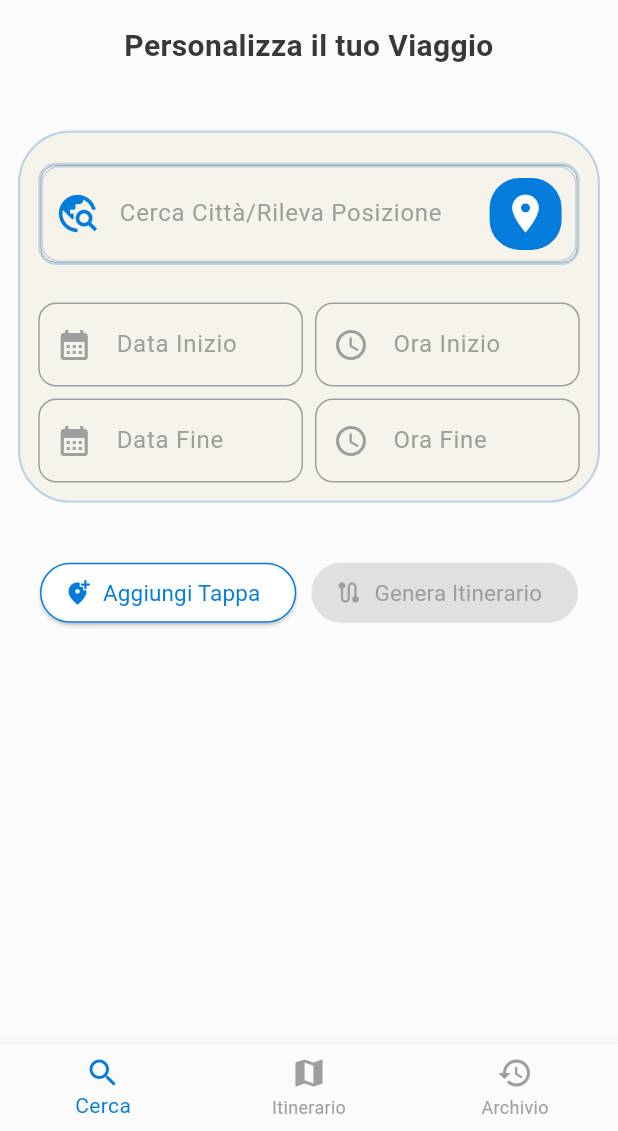
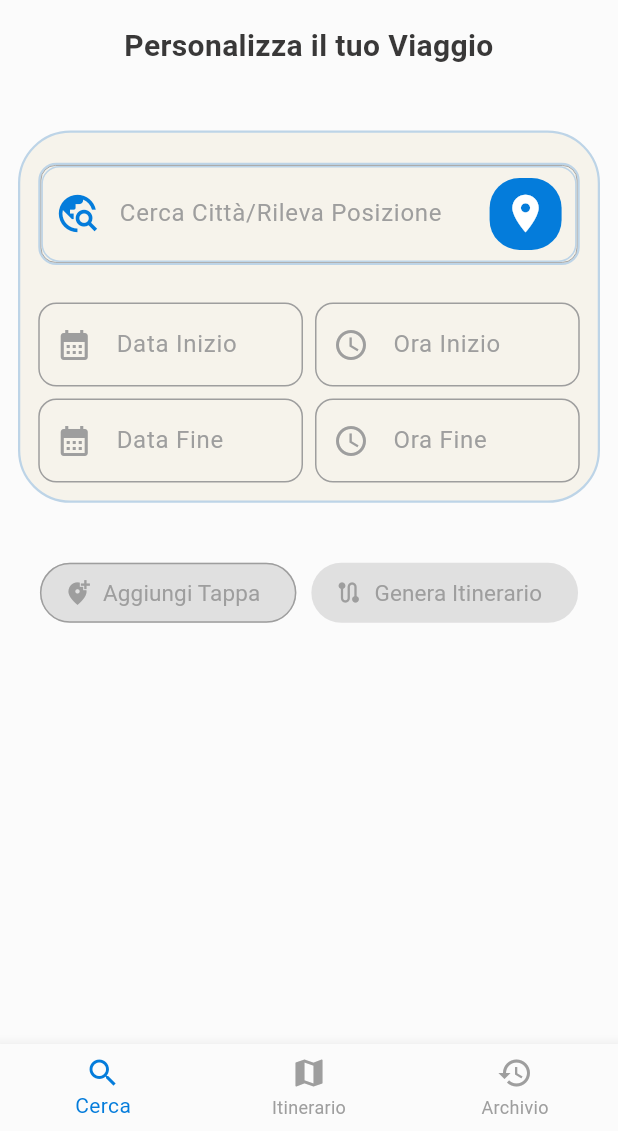
Before and after one commit to alessandrosaddo/CicerAI, a Flutter app: the screen it shows after launch, on a phone screen of 412 x 824 dp, the part 105-1236 px from its top. Run offline on Flutter 3.47's test engine with Material 3 defaults, Android fonts, the light colour scheme and no system bars; drawn by our look-alikes of google_places_flutter; our stand-ins replace flutter_dotenv, geocoding, geolocator, google_fonts, google_generative_ai, google_maps_flutter.

Commit message:
Implement validation for temporal consistency on Tappa widget

```diff
--- a/lib/screens/home_screen.dart
+++ b/lib/screens/home_screen.dart
@@ -22,7 +22,14 @@ class _HomeScreenState extends State<HomeScreen> {
   final GeminiService _geminiService = GeminiService();
   bool _isGenerating = false;
 
-  void _addTappa() => setState(() => tappeData.add(TappaData()));
+
+
+  void _addTappa() {
+    if (!_isLastTappaComplete()) {
+      return;
+    }
+    setState(() => tappeData.add(TappaData()));
+  }
 
   void _removeTappa(int index) {
     if (tappeData.length > 1) {
@@ -34,44 +41,122 @@ class _HomeScreenState extends State<HomeScreen> {
     setState(() {
       final index = tappeData.indexWhere((t) => t.id == id);
       if (index != -1) {
+        final oldData = tappeData[index];
         tappeData[index] = updatedData;
+
+
+        if (_hasRelevantChanges(oldData, updatedData)) {
+          _resetSubsequentTappeFrom(index);
+        }
       }
     });
   }
 
-  bool _areAllTappeComplete() {
-    for (final tappa in tappeData) {
-      if (tappa.citta.trim().isEmpty ||
-          tappa.dataInizio == null ||
-          tappa.dataFine == null ||
-          tappa.oraInizio.trim().isEmpty ||
-          tappa.oraFine.trim().isEmpty ||
-          tappa.coordinate == null) {
-        return false;
+
+
+
+  // Reset
+  bool _hasRelevantChanges(TappaData oldData, TappaData newData) {
+    return oldData.dataInizio != newData.dataInizio ||
+        oldData.dataFine != newData.dataFine ||
+        oldData.oraInizio != newData.oraInizio ||
+        oldData.oraFine != newData.oraFine ||
+        oldData.citta != newData.citta ||
+        oldData.coordinate != newData.coordinate;
+  }
+
+  void _resetSubsequentTappeFrom(int fromIndex) {
+    for (int i = fromIndex + 1; i < tappeData.length; i++) {
+      tappeData[i] = TappaData();
+    }
+
+    if (fromIndex + 1 < tappeData.length) {
+      ScaffoldMessenger.of(context).showSnackBar(
+        SnackBar(
+          content: Row(
+            children: [
+              Icon(Icons.warning_amber,color: AppColors.warningColor(context)),
+              SizedBox(width: 8),
+              Text('Reinserisci i dati per le tappe successive.'),
+            ],
+          ),
+          backgroundColor: AppColors.text(context),
+          duration: const Duration(seconds: 3),
+        ),
+      );
     }
   }
-    return true;
+
+
+
+  // Helper
+  bool _isTappaComplete(TappaData tappa) {
+    return tappa.citta.trim().isNotEmpty &&
+        tappa.dataInizio != null &&
+        tappa.dataFine != null &&
+        tappa.oraInizio.trim().isNotEmpty &&
+        tappa.oraFine.trim().isNotEmpty &&
+        tappa.coordinate != null;
   }
+
+
+  bool _isSameDate(DateTime date1, DateTime date2) {
+    return date1.year == date2.year &&
+        date1.month == date2.month &&
+        date1.day == date2.day;
+  }
+
+
+
+
+
+  // Validation
+  bool _isLastTappaComplete() {
+    if (tappeData.isEmpty) return false;
+    return _isTappaComplete(tappeData.last);
+  }
+
+
+  bool _areAllTappeComplete() {
+    if (tappeData.isEmpty) return false;
+    return tappeData.every(_isTappaComplete);
+  }
+
+
+  DateTime? _getMinDateForTappa(int index) {
+    if (index == 0) return null;
+
+    final previousTappa = tappeData[index - 1];
+    return previousTappa.dataFine;
+  }
+
+  String? _getMinTimeForTappa(int index, DateTime? selectedDate) {
+    if (index == 0 || selectedDate == null) return null;
+
+    final previousTappa = tappeData[index - 1];
+    if (previousTappa.dataFine == null) return null;
+
+    final isSameDay = _isSameDate(selectedDate, previousTappa.dataFine!);
+    return isSameDay ? previousTappa.oraFine : null;
+  }
+
+
+
+
+
 
   Future<void> _generateItinerary() async {
     if (!_areAllTappeComplete()) return;
 
     setState(() => _isGenerating = true);
-
-    // Notifica che sta caricando
     widget.onItineraryGenerated?.call(null, true, null);
 
     try {
-      // Chiamata al servizio Gemini
       final itinerario = await _geminiService.generateItinerary(tappeData);
-
-      // Notifica successo
       widget.onItineraryGenerated?.call(itinerario, false, null);
     } catch (e) {
-      // Notifica errore
       widget.onItineraryGenerated?.call(null, false, e.toString());
 
-      // Mostra anche uno SnackBar locale
       if (mounted) {
         ScaffoldMessenger.of(context).showSnackBar(
           SnackBar(
@@ -90,6 +175,8 @@ class _HomeScreenState extends State<HomeScreen> {
 
   @override
   Widget build(BuildContext context) {
+
+    final bool canAddTappa = _isLastTappaComplete() && !_isGenerating;
     final bool isGenerateEnabled = _areAllTappeComplete() && !_isGenerating;
 
     return Scaffold(
@@ -124,6 +211,9 @@ class _HomeScreenState extends State<HomeScreen> {
                     onUpdate: _updateTappa,
                     showControls: tappeData.length > 1,
                     canDelete: tappeData.length > 1,
+
+                    minDate: _getMinDateForTappa(index),
+                    getMinTime: (selectedDate) => _getMinTimeForTappa(index, selectedDate),
                   ),
                 );
               },
@@ -132,30 +222,35 @@ class _HomeScreenState extends State<HomeScreen> {
             Row(
               mainAxisAlignment: MainAxisAlignment.center,
               children: [
-                ElevatedButton.icon(
-                  onPressed: _isGenerating ? null : _addTappa,
+                Tooltip(
+                  message: canAddTappa
+                      ? 'Aggiungi una nuova tappa'
+                      : 'Completa la tappa precedente',
+                  child: ElevatedButton.icon(
+                    onPressed: canAddTappa ? _addTappa : null,
                     icon: Icon(
                       Icons.add_location_alt,
-                    color: _isGenerating
-                        ? AppColors.disabledText(context)
-                        : AppColors.primary(context),
+                      color: canAddTappa
+                          ? AppColors.primary(context)
+                          : AppColors.disabledText(context),
                     ),
                     label: Text(
                       "Aggiungi Tappa",
                       style: TextStyle(
                         fontSize: 15,
                         fontWeight: FontWeight.w400,
-                      color: _isGenerating
-                          ? AppColors.disabledText(context)
-                          : AppColors.primary(context),
+                        color: canAddTappa
+                            ? AppColors.primary(context)
+                            : AppColors.disabledText(context),
                       ),
                     ),
                     style: ElevatedButton.styleFrom(
                       backgroundColor: AppColors.secondary(context),
                       side: BorderSide(
-                      color: _isGenerating
-                          ? AppColors.disabledText(context)
-                          : AppColors.primary(context),
+                        color: canAddTappa
+                            ? AppColors.primary(context)
+                            : AppColors.disabledText(context),
+                      ),
                     ),
                   ),
                 ),
--- a/lib/themes/colors.dart
+++ b/lib/themes/colors.dart
@@ -18,6 +18,7 @@ class AppColors {
   static const lightTextDelete = Color(0xFFA80000);
   static const lightDivider = lightBorderColor;
   static const lightIconMap = Colors.white;
+  static const lightWarning = Color(0xFFF3C102);
 
 
   // Tema Scuro
@@ -31,9 +32,10 @@ class AppColors {
   static const darkHintText = Color(0xFF757575);
   static const darkDisabledText = Color(0xFF616161);
   static const darkDelete = darkBackground;
-  static const darkTextDelete = Color(0xFFE34415);
+  static const darkTextDelete = Color(0xFABD3C3C);
   static const darkDivider = darkBorderColor;
   static const darkIconMap = Colors.white;
+  static const darkWarning = Color(0xFFF8EC0A);
 
 
 
@@ -117,4 +119,10 @@ class AppColors {
         ? lightIconMap
         : darkIconMap;
   }
+
+  static Color warningColor(BuildContext context) {
+    return Theme.of(context).brightness == Brightness.light
+        ? lightWarning
+        : darkWarning;
+  }
 }
--- a/lib/widgets/tappa/tappa_widget.dart
+++ b/lib/widgets/tappa/tappa_widget.dart
@@ -1,19 +1,17 @@
-
 import 'package:flutter/material.dart';
 import 'package:cicer_ai/models/tappa_data.dart';
 import 'tappa_widget_controller.dart';
 import 'tappa_widget_view.dart';
 
-
-
 class TappaWidget extends StatefulWidget {
-
   final TappaData tappaData;
   final int tappaIndex;
   final VoidCallback onDelete;
   final Function(String id, TappaData updatedData) onUpdate;
   final bool showControls;
   final bool canDelete;
+  final DateTime? minDate;
+  final String? Function(DateTime? selectedDate)? getMinTime;
 
   const TappaWidget({
     super.key,
@@ -23,6 +21,8 @@ class TappaWidget extends StatefulWidget {
     required this.onUpdate,
     this.showControls = true,
     this.canDelete = true,
+    this.minDate,
+    this.getMinTime,
   });
 
   @override
@@ -38,7 +38,9 @@ class _TappaWidgetState extends State<TappaWidget> {
     controller = TappaWidgetController(
       widget.tappaData,
       setState,
-          (updatedData) => widget.onUpdate(widget.tappaData.id, updatedData),
+      (updatedData) => widget.onUpdate(widget.tappaData.id, updatedData),
+      minDate: widget.minDate,
+      getMinTime: widget.getMinTime,
     );
   }
 
@@ -47,7 +49,6 @@ class _TappaWidgetState extends State<TappaWidget> {
     controller.dispose();
     super.dispose();
   }
-
 
   @override
   Widget build(BuildContext context) {
```
Also changed, not shown: lib/widgets/tappa/tappa_widget_controller.dart (+61 -10 lines). Lines whose indentation alone changed are shown as unchanged.
